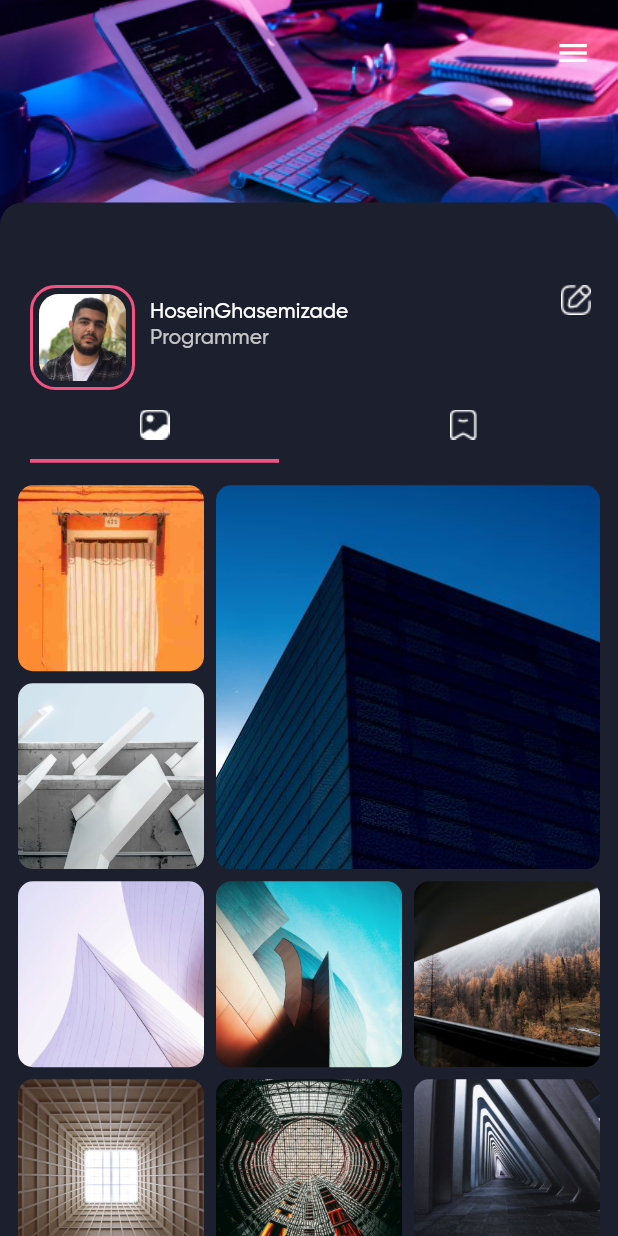
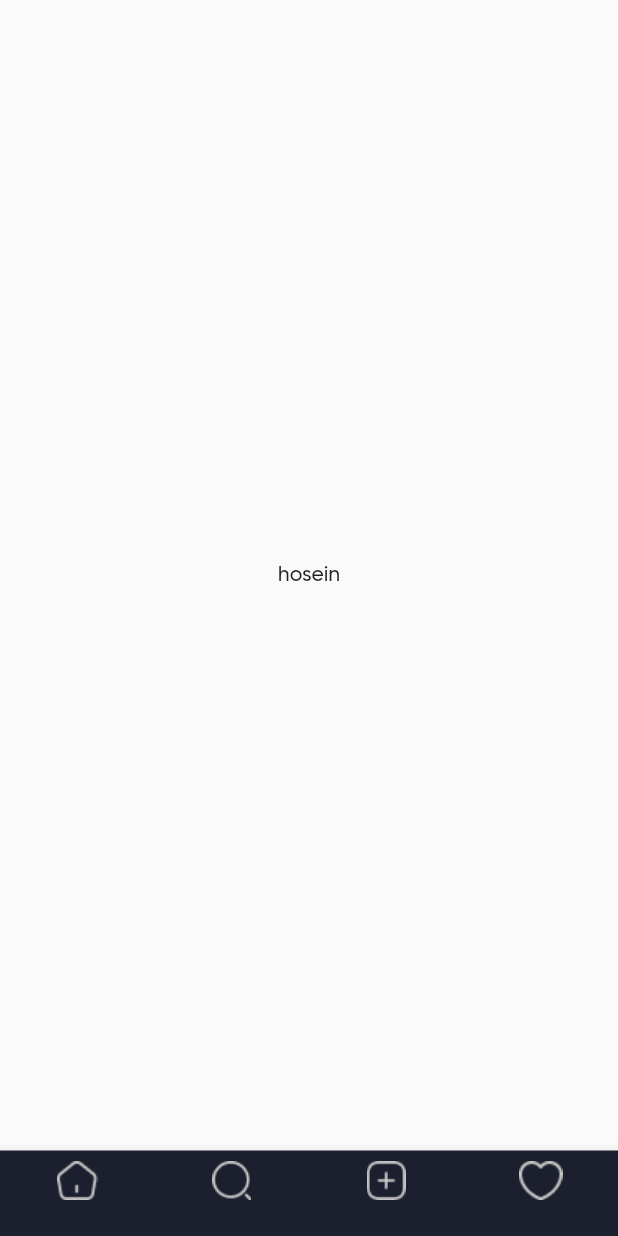
Before and after one commit to ghasemizade/instagram_clone, a Flutter app: the screen it shows after launch, on a phone screen of 412 x 824 dp. Run offline on Flutter 3.47's test engine with Material 2 defaults, Android fonts, the phone set to English and light mode, and no system bars.

Commit message:
create navigation bar

```diff
--- a/lib/main.dart
+++ b/lib/main.dart
@@ -5,6 +5,7 @@ import 'package:instagram/screens/galary.dart';
 import 'package:instagram/screens/home_screen.dart';
 import 'package:instagram/screens/log_screen.dart';
 import 'package:instagram/screens/login_page.dart';
+import 'package:instagram/screens/main_screen.dart';
 
 void main() {
   runApp(Application());
@@ -37,7 +38,7 @@ class Application extends StatelessWidget {
         ),
       ),
       debugShowCheckedModeBanner: false,
-      home: MyHomeAccount(),
+      home: MainScreen(),
     );
   }
 }
--- /dev/null
+++ b/lib/screens/main_screen.dart
@@ -0,0 +1,41 @@
+import 'package:flutter/material.dart';
+
+class MainScreen extends StatefulWidget {
+  MainScreen({Key? key}) : super(key: key);
+
+  @override
+  State<MainScreen> createState() => _MainScreenState();
+}
+
+class _MainScreenState extends State<MainScreen> {
+  @override
+  Widget build(BuildContext context) {
+    return Scaffold(
+      bottomNavigationBar: BottomNavigationBar(
+        type: BottomNavigationBarType.fixed,
+        backgroundColor: Color(0xff1C1F2E),
+        items: [
+          BottomNavigationBarItem(
+            icon: Image.asset("assets/Images/icon_home.png"),
+            label: '',
+          ),
+          BottomNavigationBarItem(
+            icon: Image.asset("assets/Images/icon_search_navigation.png"),
+            label: '',
+          ),
+          BottomNavigationBarItem(
+            icon: Image.asset("assets/Images/icon_add_navigation.png"),
+            label: '',
+          ),
+          BottomNavigationBarItem(
+            icon: Image.asset("assets/Images/icon_activity_navigation.png"),
+            label: '',
+          ),
+        ],
+      ),
+      body: Center(
+        child: Text('hosein'),
+      ),
+    );
+  }
+}
```
